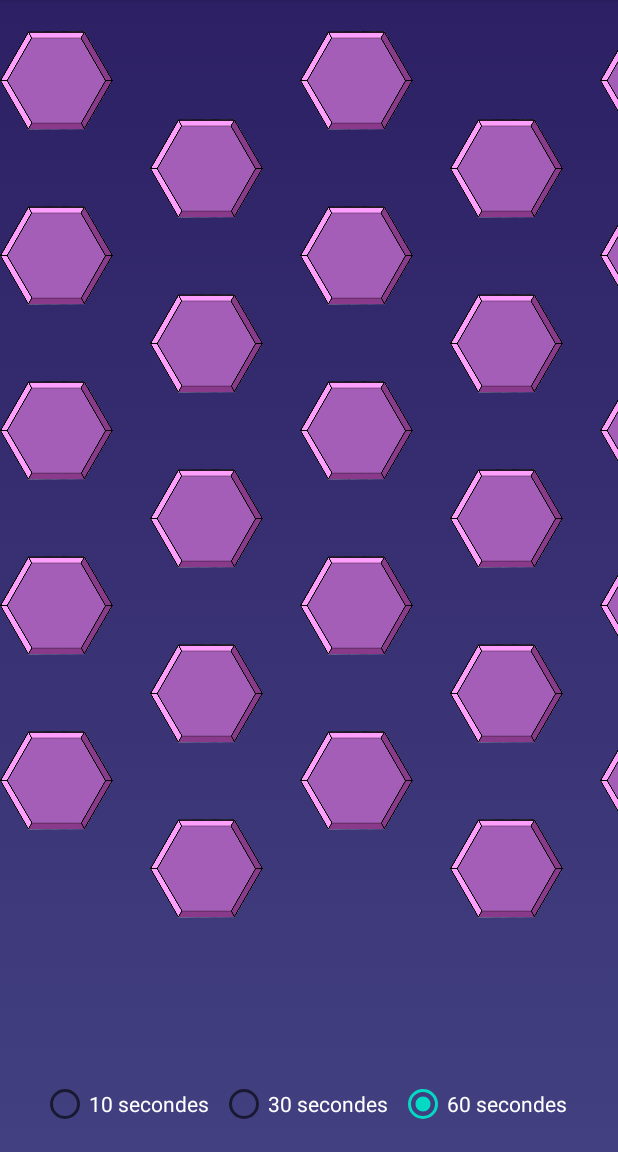
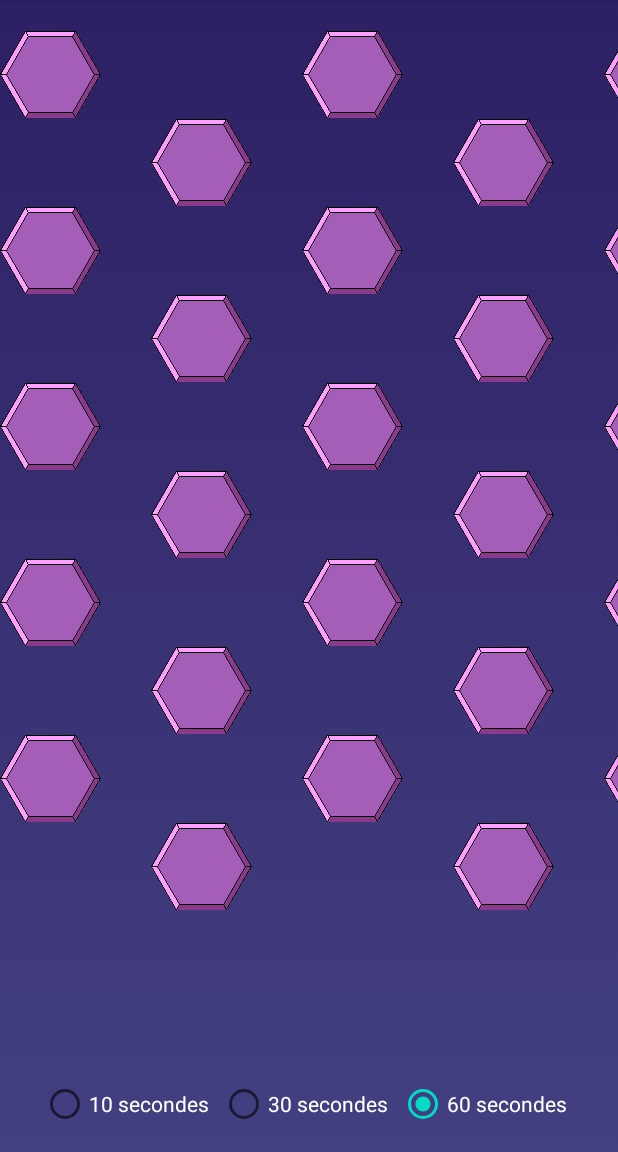
Before and after one commit to Tystat/Demineur6x, an Android app: the screen it shows after launch (MainActivity), after a tap on "DÉMARRER PARTIE PERSONALISÉE", on a phone screen of 412 x 824 dp, the part 84-1236 px from its top. Run offline under Robolectric (Android 15) with nearby library versions, the phone set to English and light mode, and no system bars.

Commit message:
Temporary fix for the tile size issue on different screens

```diff
--- a/app/src/main/java/com/example/demineur6x/MainActivity.java
+++ b/app/src/main/java/com/example/demineur6x/MainActivity.java
@@ -12,6 +12,9 @@ import android.media.TimedText;
 import android.os.AsyncTask;
 import android.os.Bundle;
 import android.service.quicksettings.Tile;
+import android.util.DisplayMetrics;
+import android.util.Log;
+import android.view.Display;
 import android.view.Gravity;
 import android.view.View;
 import android.widget.FrameLayout;
@@ -128,6 +131,18 @@ public class MainActivity extends AppCompatActivity {
         TileFragment[][] board = new TileFragment[length][height];
         FrameLayout[][] frameBoard = new FrameLayout[length][height];
 
+        //Calculate the size of the tile, it's a bit hacky, the size was adjusted on a Pixel 2 and we
+        //compare the screen of the current device to the screen of the Pixel 2 and adjust tileWidth
+        //and tileHeight accordingly
+        DisplayMetrics metrics = new DisplayMetrics();
+        getWindowManager().getDefaultDisplay().getRealMetrics(metrics);
+        float currentScreenRatio = ((float)metrics.widthPixels/(float)metrics.heightPixels);
+        float originalScreenRatio = (1080f/1920f);
+        float adaptiveRatio = originalScreenRatio/currentScreenRatio;
+
+        float tileWidth = 135*adaptiveRatio;
+        float tileHeight = 157f*adaptiveRatio;
+
         //Create all the frame layouts and set them up
         ConstraintLayout mainLayout = (ConstraintLayout)findViewById(R.id.MainLayout);
         ConstraintSet constraintSet = new ConstraintSet();
@@ -135,7 +150,8 @@ public class MainActivity extends AppCompatActivity {
             for(int y=0;y<height;y++){
                 frameBoard[x][y] = new FrameLayout(this);
                 frameBoard[x][y].setId(100+x*10+y);
-                FrameLayout.LayoutParams params = new FrameLayout.LayoutParams(150,175);
+                FrameLayout.LayoutParams params = new FrameLayout.LayoutParams((int)tileWidth,(int)tileHeight);
+                //FrameLayout.LayoutParams params = new FrameLayout.LayoutParams(170,198); //FOR GALAXY A8
                 frameBoard[x][y].setClipChildren(false);
                 frameBoard[x][y].setClipToPadding(false);
                 frameBoard[x][y].setLayoutParams(params);
@@ -161,7 +177,8 @@ public class MainActivity extends AppCompatActivity {
                 } else {
                     try{constraintSet.connect(frameBoard[x][y].getId(), ConstraintSet.LEFT, frameBoard[x-1][y].getId(), ConstraintSet.RIGHT, 0);}catch(Exception e){}
                     if(y==0)
-                        try{constraintSet.connect(frameBoard[x][y].getId(),ConstraintSet.TOP,mainLayout.getId(),ConstraintSet.TOP,88);}catch(Exception e){}
+                        try{constraintSet.connect(frameBoard[x][y].getId(),ConstraintSet.TOP,mainLayout.getId(),ConstraintSet.TOP,(int)tileHeight/2);}catch(Exception e){}
+                        //try{constraintSet.connect(frameBoard[x][y].getId(),ConstraintSet.TOP,mainLayout.getId(),ConstraintSet.TOP,99);}catch(Exception e){}
                     else
                         try{constraintSet.connect(frameBoard[x][y].getId(),ConstraintSet.TOP,frameBoard[x][y-1].getId(),ConstraintSet.BOTTOM,0);}catch(Exception e){}
                 }
--- a/app/src/main/res/layout/fragment_tile.xml
+++ b/app/src/main/res/layout/fragment_tile.xml
@@ -9,8 +9,8 @@
 
     <ImageView
         android:id="@+id/imageViewBackground"
-        android:layout_width="75dp"
-        android:layout_height="75dp"
+        android:layout_width="67.5dp"
+        android:layout_height="67.5dp"
         android:clickable="false"
         android:src="@drawable/tile_background_violet"
         tools:layout_conversion_absoluteHeight="57dp"
@@ -25,7 +25,7 @@
         android:clickable="false"
         android:text="  2"
         android:textColor="#1A0061"
-        android:textSize="50sp"
+        android:textSize="45sp"
         android:textStyle="bold"
         tools:layout_conversion_absoluteHeight="49dp"
         tools:layout_conversion_absoluteWidth="39dp"
@@ -34,8 +34,8 @@
 
     <ImageView
         android:id="@+id/imageViewForeground"
-        android:layout_width="75dp"
-        android:layout_height="75dp"
+        android:layout_width="67.5dp"
+        android:layout_height="67.5dp"
         android:src="@drawable/tile_foreground_violet"
         tools:layout_conversion_absoluteHeight="57dp"
         tools:layout_conversion_absoluteWidth="57dp"
```
